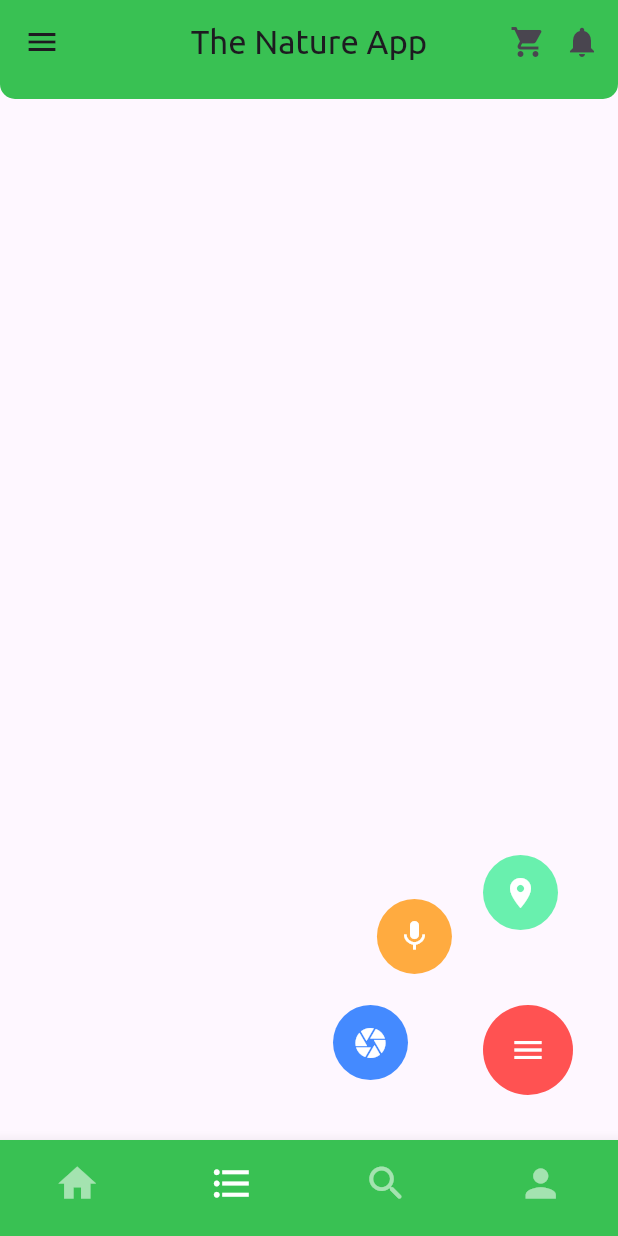
After one commit to vyanky03/nature_app, a Flutter app: the ProfileScreen screen opened by its route, item 2 of the bottom bar chosen, after a tap on the "menu" icon, on a phone screen of 412 x 824 dp. The commit adds this screen. Run offline on Flutter 3.47's test engine with Material 3 defaults, Android fonts, the phone set to English and light mode, and no system bars; our stand-ins replace flutter_profile_picture, flutter_svg; network calls fail; project files that could hold a hidden picture were left out.

Commit message:
added floated button

```diff
--- /dev/null
+++ b/lib/feedscreen/feed_screen.dart
@@ -0,0 +1,13 @@
+import 'package:flutter/material.dart';
+import 'package:nature_app/feedscreen/widgets/animaton_widget.dart';
+
+class FeedScreen extends StatelessWidget {
+  const FeedScreen({super.key});
+
+  @override
+  Widget build(BuildContext context) {
+    return Scaffold(
+      body: AnimatedFloatButton(),
+    );
+  }
+}
--- /dev/null
+++ b/lib/feedscreen/widgets/animaton_widget.dart
@@ -0,0 +1,190 @@
+import 'package:flutter/material.dart';
+import 'package:nature_app/homescreen/widgets/appbar.dart';
+import 'package:nature_app/homescreen/widgets/curver_container.dart';
+
+class AnimatedFloatButton extends StatefulWidget {
+  const AnimatedFloatButton({super.key});
+
+  @override
+  State<AnimatedFloatButton> createState() => _AnimatedFloatButtonState();
+}
+
+class _AnimatedFloatButtonState extends State<AnimatedFloatButton>
+    with SingleTickerProviderStateMixin {
+  late AnimationController animationController;
+  late Animation degOneTranslationAnimation,
+      degTwoTranslationAnimation,
+      degThreeTranslationAnimation;
+  late Animation rotationAnimation;
+
+  double getRadianfromDegrees(double degree) {
+    double unitRadian = 57.295779513;
+    return degree / unitRadian;
+  }
+
+  @override
+  void initState() {
+    animationController = AnimationController(
+      vsync: this,
+      duration: const Duration(milliseconds: 250),
+    );
+    degOneTranslationAnimation = TweenSequence([
+      TweenSequenceItem<double>(
+          tween: Tween<double>(begin: 0.0, end: 1.2), weight: 75),
+      TweenSequenceItem<double>(
+          tween: Tween<double>(begin: 1.2, end: 1.0), weight: 25),
+    ]).animate(animationController);
+    degTwoTranslationAnimation = TweenSequence([
+      TweenSequenceItem<double>(
+          tween: Tween<double>(begin: 0.0, end: 1.4), weight: 55),
+      TweenSequenceItem<double>(
+          tween: Tween<double>(begin: 1.4, end: 1.0), weight: 45),
+    ]).animate(animationController);
+    degThreeTranslationAnimation = TweenSequence([
+      TweenSequenceItem<double>(
+          tween: Tween<double>(begin: 0.0, end: 1.75), weight: 35),
+      TweenSequenceItem<double>(
+          tween: Tween<double>(begin: 1.75, end: 1.0), weight: 65),
+    ]).animate(animationController);
+    rotationAnimation = Tween<double>(begin: 180.0, end: 0.0).animate(
+        CurvedAnimation(parent: animationController, curve: Curves.easeOut));
+    super.initState();
+    animationController.addListener(() {
+      setState(() {});
+    });
+  }
+
+  @override
+  Widget build(BuildContext context) {
+    Size size = MediaQuery.of(context).size;
+    return Scaffold(
+      appBar: buildAppbar(),
+      body: animationWidget(size),
+    );
+  }
+
+  SizedBox animationWidget(Size size) {
+    return SizedBox(
+      height: size.height,
+      width: size.width,
+      child: Stack(children: [
+        const CurveContainer(),
+        Positioned(
+          bottom: 30,
+          right: 30,
+          child: Stack(
+            children: [
+              Transform.translate(
+                offset: Offset.fromDirection(getRadianfromDegrees(180),
+                    degThreeTranslationAnimation.value * 100),
+                child: Transform(
+                  transform: Matrix4.rotationZ(
+                      getRadianfromDegrees(rotationAnimation.value))
+                    ..scale(degThreeTranslationAnimation.value),
+                  alignment: Alignment.center,
+                  child: CirculerButton(
+                    color: Colors.blueAccent,
+                    height: 50,
+                    width: 50,
+                    icon: const Icon(
+                      Icons.camera,
+                      color: Colors.white,
+                    ),
+                    onClick: () {},
+                  ),
+                ),
+              ),
+              Transform.translate(
+                offset: Offset.fromDirection(getRadianfromDegrees(225),
+                    degTwoTranslationAnimation.value * 100),
+                child: Transform(
+                  transform: Matrix4.rotationZ(
+                      getRadianfromDegrees(rotationAnimation.value))
+                    ..scale(degTwoTranslationAnimation.value),
+                  alignment: Alignment.center,
+                  child: CirculerButton(
+                    color: Colors.orangeAccent,
+                    height: 50,
+                    width: 50,
+                    icon: const Icon(
+                      Icons.mic,
+                      color: Colors.white,
+                    ),
+                    onClick: () {},
+                  ),
+                ),
+              ),
+              Transform.translate(
+                offset: Offset.fromDirection(getRadianfromDegrees(270),
+                    degOneTranslationAnimation.value * 100),
+                child: Transform(
+                  transform: Matrix4.rotationZ(
+                      getRadianfromDegrees(rotationAnimation.value))
+                    ..scale(degOneTranslationAnimation.value),
+                  alignment: Alignment.center,
+                  child: CirculerButton(
+                    color: Colors.greenAccent,
+                    height: 50,
+                    width: 50,
+                    icon: const Icon(
+                      Icons.location_on_sharp,
+                      color: Colors.white,
+                    ),
+                    onClick: () {},
+                  ),
+                ),
+              ),
+              Transform(
+                transform: Matrix4.rotationZ(
+                    getRadianfromDegrees(rotationAnimation.value)),
+                alignment: Alignment.center,
+                child: CirculerButton(
+                  color: Colors.redAccent,
+                  height: 60,
+                  width: 60,
+                  icon: const Icon(
+                    Icons.menu,
+                    color: Colors.white,
+                  ),
+                  onClick: () {
+                    animationController.isCompleted
+                        ? animationController.reverse()
+                        : animationController.forward();
+                  },
+                ),
+              ),
+            ],
+          ),
+        ),
+      ]),
+    );
+  }
+}
+
+class CirculerButton extends StatelessWidget {
+  const CirculerButton(
+      {super.key,
+      required this.height,
+      required this.width,
+      required this.icon,
+      required this.color,
+      required this.onClick});
+
+  final double height, width;
+  final Icon icon;
+  final Color color;
+  final Function() onClick;
+
+  @override
+  Widget build(BuildContext context) {
+    return Container(
+      height: height,
+      width: width,
+      decoration: BoxDecoration(
+        color: color,
+        shape: BoxShape.circle,
+      ),
+      child: IconButton(onPressed: onClick, icon: icon, enableFeedback: true),
+    );
+  }
+}
--- a/lib/homescreen/widgets/card_list.dart
+++ b/lib/homescreen/widgets/card_list.dart
@@ -1,6 +1,6 @@
 import 'package:flutter/material.dart';
-import 'package:nature_app/constants.dart';
 import 'package:nature_app/homescreen/widgets/card_container.dart';
+import 'package:nature_app/homescreen/widgets/curver_container.dart';
 
 class CardList extends StatelessWidget {
   const CardList({
@@ -9,19 +9,10 @@ class CardList extends StatelessWidget {
 
   @override
   Widget build(BuildContext context) {
-    return Column(
+    return const Column(
       children: [
-        Container(
-          height: 10,
-          decoration: const BoxDecoration(
-            color: bgColor,
-            borderRadius: BorderRadius.only(
-              bottomLeft: Radius.circular(10),
-              bottomRight: Radius.circular(10),
-            ),
-          ),
-        ),
-        const SingleChildScrollView(
+        CurveContainer(),
+        SingleChildScrollView(
           scrollDirection: Axis.horizontal,
           child: Padding(
             padding: EdgeInsets.only(left: 20, top: 20),
--- /dev/null
+++ b/lib/homescreen/widgets/curver_container.dart
@@ -0,0 +1,23 @@
+import 'package:flutter/material.dart';
+
+import '../../constants.dart';
+
+class CurveContainer extends StatelessWidget {
+  const CurveContainer({
+    super.key,
+  });
+
+  @override
+  Widget build(BuildContext context) {
+    return Container(
+      height: 10,
+      decoration: const BoxDecoration(
+        color: bgColor,
+        borderRadius: BorderRadius.only(
+          bottomLeft: Radius.circular(10),
+          bottomRight: Radius.circular(10),
+        ),
+      ),
+    );
+  }
+}
--- a/lib/profilescreen/profile.dart
+++ b/lib/profilescreen/profile.dart
@@ -1,5 +1,6 @@
 import 'package:flutter/material.dart';
 import 'package:nature_app/constants.dart';
+import 'package:nature_app/feedscreen/feed_screen.dart';
 import 'package:nature_app/homescreen/home_screen.dart';
 import 'package:nature_app/searchscreen/search_screen.dart';
 import 'package:nature_app/profilescreen/widgets/profile_page_details.dart';
@@ -16,6 +17,7 @@ class _ProfileScreenState extends State<ProfileScreen> {
 
   final screens = const [
     HomeScreen(),
+    FeedScreen(),
     SearchScreen(),
     ProfilePageDetails(),
   ];
@@ -43,6 +45,10 @@ class _ProfileScreenState extends State<ProfileScreen> {
             label: 'Home',
           ),
           BottomNavigationBarItem(
+            icon: Icon(Icons.format_list_bulleted),
+            label: 'Feed',
+          ),
+          BottomNavigationBarItem(
             icon: Icon(Icons.search_rounded),
             label: 'Search',
           ),
```
Also changed, not shown: assets/images/feed.svg (added).
